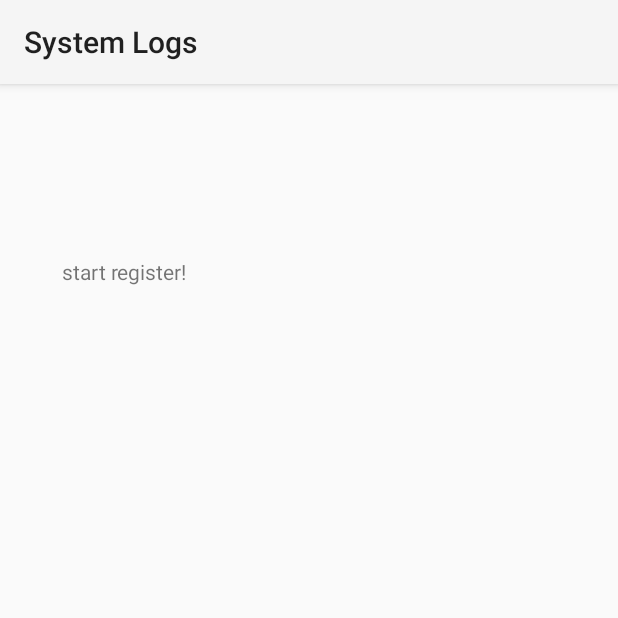
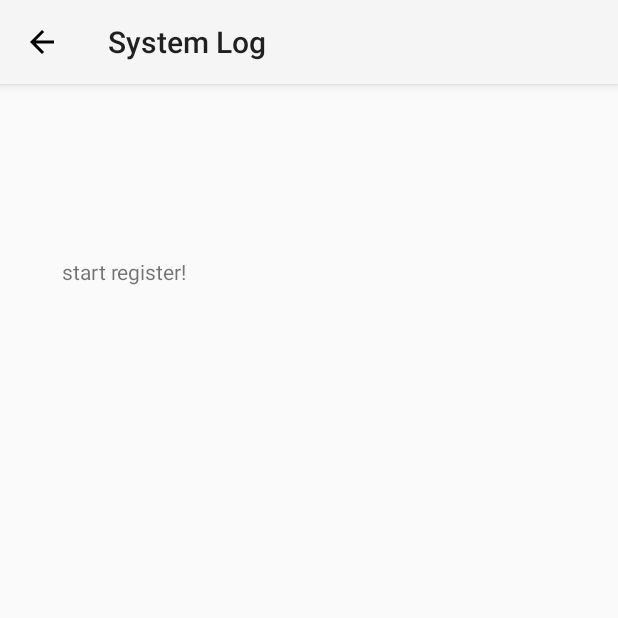
Before and after one commit to cnmozzie/QPush-android-client, an Android app: the screen it shows after launch (SystemLogsActivity), in the options menu, after a tap on "Logs", on a phone screen of 412 x 824 dp, the top half of it. Run offline under Robolectric (Android 15) with nearby library versions, the light colour scheme and no system bars; libraries missing offline, so code that uses them is left out: com.xiaomi.channel, com.xiaomi.mipush; 3 statements that could not run were skipped.

Commit message:
Adjust toolbar UI

```diff
--- a/app/src/main/java/halfdayman/qpush/SystemLogsActivity.java
+++ b/app/src/main/java/halfdayman/qpush/SystemLogsActivity.java
@@ -4,6 +4,8 @@ import androidx.appcompat.app.AppCompatActivity;
 import androidx.appcompat.widget.Toolbar;
 
 import android.os.Bundle;
+import android.util.Log;
+import android.view.View;
 import android.widget.TextView;
 
 import java.util.List;
@@ -18,11 +20,18 @@ public class SystemLogsActivity extends AppCompatActivity {
     protected void onCreate(Bundle savedInstanceState) {
         super.onCreate(savedInstanceState);
         setContentView(R.layout.activity_system_logs);
-        Toolbar myToolbar = (Toolbar) findViewById(R.id.my_toolbar);
-        myToolbar.setTitle("System Logs");
-        setSupportActionBar(myToolbar);
         mLogView = (TextView) findViewById(R.id.log);
         QPushApplication.setSystemLogsActivity(this);
+
+        Toolbar toolbar = (Toolbar) findViewById(R.id.my_toolbar);
+        setSupportActionBar(toolbar);
+        toolbar.setNavigationIcon(R.drawable.ic_baseline_arrow_back_24);       //加载图标
+        toolbar.setNavigationOnClickListener(new View.OnClickListener() {   //为图标设置监听器
+            @Override
+            public void onClick(View v) {
+                finish();
+            }
+        });
     }
 
     @Override
--- /dev/null
+++ b/app/src/main/res/drawable/ic_baseline_add_24.xml
@@ -0,0 +1,10 @@
+<vector xmlns:android="http://schemas.android.com/apk/res/android"
+    android:width="24dp"
+    android:height="24dp"
+    android:viewportWidth="24"
+    android:viewportHeight="24"
+    android:tint="?attr/colorControlNormal">
+  <path
+      android:fillColor="@android:color/white"
+      android:pathData="M19,13h-6v6h-2v-6H5v-2h6V5h2v6h6v2z"/>
+</vector>
--- /dev/null
+++ b/app/src/main/res/drawable/ic_baseline_arrow_back_24.xml
@@ -0,0 +1,5 @@
+<vector android:height="24dp" android:tint="#000000"
+    android:viewportHeight="24" android:viewportWidth="24"
+    android:width="24dp" xmlns:android="http://schemas.android.com/apk/res/android">
+    <path android:fillColor="@android:color/black" android:pathData="M20,11H7.83l5.59,-5.59L12,4l-8,8 8,8 1.41,-1.41L7.83,13H20v-2z"/>
+</vector>
--- a/app/src/main/res/layout/activity_main.xml
+++ b/app/src/main/res/layout/activity_main.xml
@@ -16,7 +16,7 @@
         app:layout_constraintEnd_toEndOf="parent"
         app:layout_constraintStart_toStartOf="parent"
         app:layout_constraintTop_toTopOf="parent"
-        app:popupTheme="@style/ThemeOverlay.AppCompat.Light" />
+        app:popupTheme="@style/ToolbarPopupTheme" />
 
     <ListView
         android:id="@+id/dialog_list"
--- a/app/src/main/res/layout/activity_system_logs.xml
+++ b/app/src/main/res/layout/activity_system_logs.xml
@@ -16,7 +16,7 @@
         app:layout_constraintEnd_toEndOf="parent"
         app:layout_constraintStart_toStartOf="parent"
         app:layout_constraintTop_toTopOf="parent"
-        app:popupTheme="@style/ThemeOverlay.AppCompat.Light" />
+        app:title="System Log"/>
 
     <ScrollView
         android:layout_width="329dp"
--- a/app/src/main/res/menu/toolbar_menu.xml
+++ b/app/src/main/res/menu/toolbar_menu.xml
@@ -4,8 +4,9 @@
     <!-- "Subscribe a new channel", should appear as action button if possible -->
     <item
         android:id="@+id/action_new"
-        app:showAsAction="ifRoom"
-        android:title="@string/action_new" />
+        android:icon="@drawable/ic_baseline_add_24"
+        android:title="@string/action_new"
+        app:showAsAction="ifRoom" />
 
     <!-- Settings, should always be in the overflow -->
     <item android:id="@+id/action_settings"
```
Also changed, not shown: app/src/main/res/values/styles.xml (added, +11 -0 lines).
